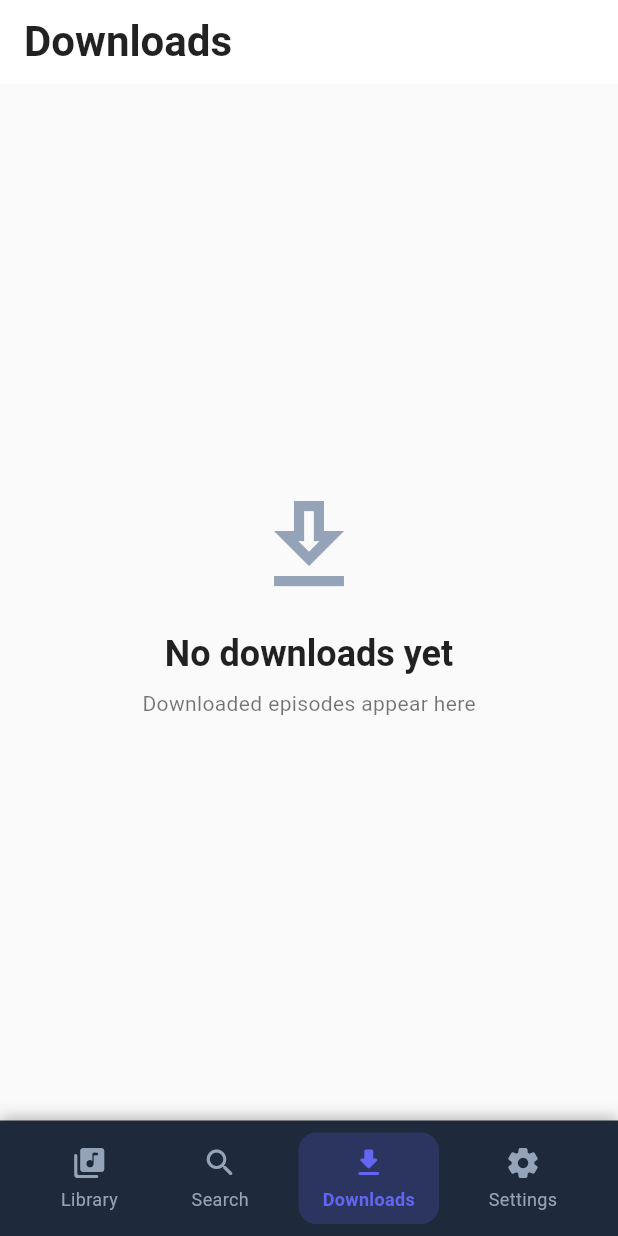
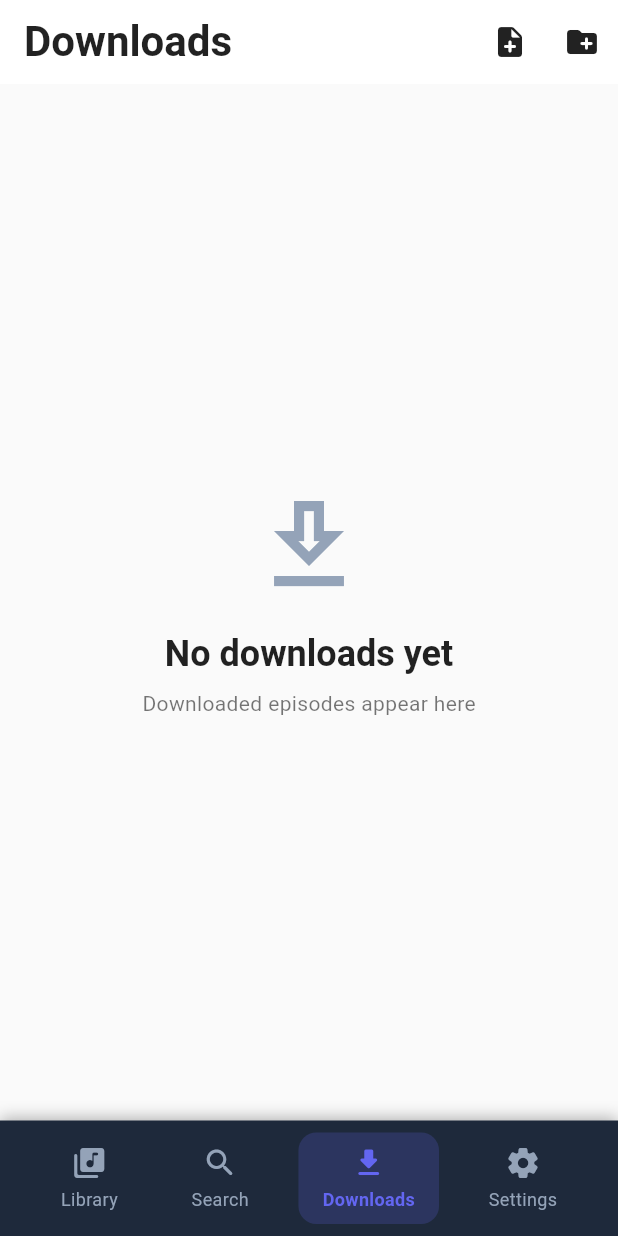
Before and after one commit to rstamand007/my_stream, a Flutter app: the screen it shows after launch, item 3 of the bottom bar chosen, on a phone screen of 412 x 824 dp. Run offline on Flutter 3.47's test engine with Material 3 defaults, Android fonts, the phone set to English and light mode, and no system bars; our stand-ins replace cached_network_image, file_picker, hive, hive_flutter, just_audio, logger and 1 more; missing offline and left inert: podcast_search, webfeed_revised; accounts and stored records are empty.

Commit message:
fix downloaded file issues

```diff
--- a/lib/l10n/app_en.arb
+++ b/lib/l10n/app_en.arb
@@ -48,5 +48,8 @@
   "themeDark": "Dark",
   "themeSystem": "System",
   "refresh": "Refresh",
-  "lastUpdated": "Last updated: {date}"
+  "lastUpdated": "Last updated: {date}",
+  "addFiles": "Add Files",
+  "addFolder": "Add Folder",
+  "localFile": "Local File"
 }
--- a/lib/l10n/app_fr.arb
+++ b/lib/l10n/app_fr.arb
@@ -45,5 +45,8 @@
   "themeDark": "Sombre",
   "themeSystem": "Système",
   "refresh": "Actualiser",
-  "lastUpdated": "Dernière mise à jour : {date}"
+  "lastUpdated": "Dernière mise à jour : {date}",
+  "addFiles": "Ajouter des fichiers",
+  "addFolder": "Ajouter un dossier",
+  "localFile": "Fichier local"
 }
--- a/lib/l10n/app_localizations.dart
+++ b/lib/l10n/app_localizations.dart
@@ -379,6 +379,24 @@ abstract class AppLocalizations {
   /// In en, this message translates to:
   /// **'Last updated: {date}'**
   String lastUpdated(Object date);
+
+  /// No description provided for @addFiles.
+  ///
+  /// In en, this message translates to:
+  /// **'Add Files'**
+  String get addFiles;
+
+  /// No description provided for @addFolder.
+  ///
+  /// In en, this message translates to:
+  /// **'Add Folder'**
+  String get addFolder;
+
+  /// No description provided for @localFile.
+  ///
+  /// In en, this message translates to:
+  /// **'Local File'**
+  String get localFile;
 }
 
 class _AppLocalizationsDelegate
--- a/lib/screens/downloads_screen.dart
+++ b/lib/screens/downloads_screen.dart
@@ -20,6 +20,17 @@ class DownloadsScreen extends StatelessWidget {
           style: const TextStyle(fontSize: 28, fontWeight: FontWeight.bold),
         ),
         actions: [
+          IconButton(
+            icon: const Icon(Icons.note_add_rounded),
+            tooltip: l10n.addFiles,
+            onPressed: () => context.read<DownloadProvider>().pickLocalFiles(),
+          ),
+          IconButton(
+            icon: const Icon(Icons.create_new_folder_rounded),
+            tooltip: l10n.addFolder,
+            onPressed: () =>
+                context.read<DownloadProvider>().pickLocalDirectory(),
+          ),
           Consumer<DownloadProvider>(
             builder: (context, provider, child) {
               if (provider.downloadedEpisodes.isEmpty) {
--- a/lib/services/audio_player_service.dart
+++ b/lib/services/audio_player_service.dart
@@ -47,7 +47,11 @@ class AudioPlayerService {
       _currentEpisode = episode;
 
       // Set audio source
-      await _player.setUrl(finalUrl);
+      if (finalUrl.startsWith('http')) {
+        await _player.setUrl(finalUrl);
+      } else {
+        await _player.setAudioSource(AudioSource.uri(Uri.file(finalUrl)));
+      }
 
       // Seek to saved position if available
       if (startPosition != null) {
--- a/lib/widgets/episode_tile.dart
+++ b/lib/widgets/episode_tile.dart
@@ -5,6 +5,7 @@ import '../providers/player_provider.dart';
 import '../providers/download_provider.dart';
 import '../utils/constants.dart';
 import '../utils/formatters.dart';
+import 'package:my_stream/l10n/app_localizations.dart';
 import '../screens/now_playing_screen.dart';
 
 class EpisodeTile extends StatelessWidget {
@@ -57,7 +58,9 @@ class EpisodeTile extends StatelessWidget {
               children: [
                 const SizedBox(height: 4),
                 Text(
-                  '${Formatters.formatDate(episode.publishDate)} • ${Formatters.formatDuration(episode.duration)}',
+                  episode.podcastId == 'local'
+                      ? '${AppLocalizations.of(context)!.localFile} • ${Formatters.formatDuration(episode.duration)}'
+                      : '${Formatters.formatDate(episode.publishDate)} • ${Formatters.formatDuration(episode.duration)}',
                   style: Theme.of(context).textTheme.bodySmall,
                 ),
                 if (isDownloading) ...[
--- a/pubspec.yaml
+++ b/pubspec.yaml
@@ -63,6 +63,7 @@ dependencies:
   permission_handler: ^11.3.1
   shared_preferences: ^2.3.2
   logger: ^2.5.0
+  file_picker: ^10.3.10
 
 dev_dependencies:
   flutter_test:
```
Also changed, not shown: lib/l10n/app_localizations_en.dart (+9 -0 lines), lib/l10n/app_localizations_fr.dart (+9 -0 lines), lib/providers/download_provider.dart (+70 -0 lines), pubspec.lock, 1 other file.
